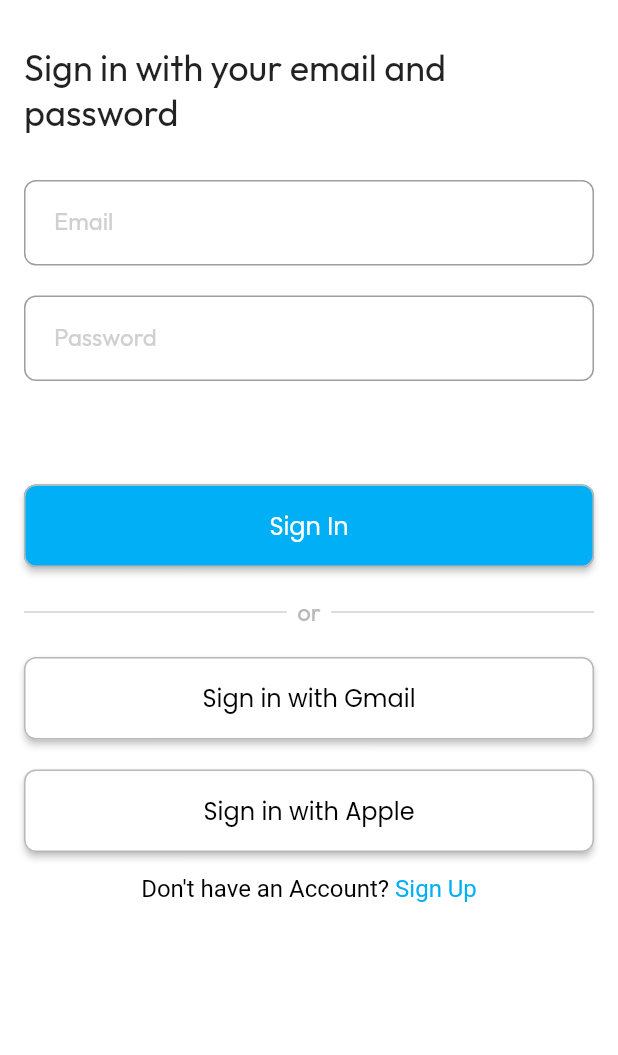
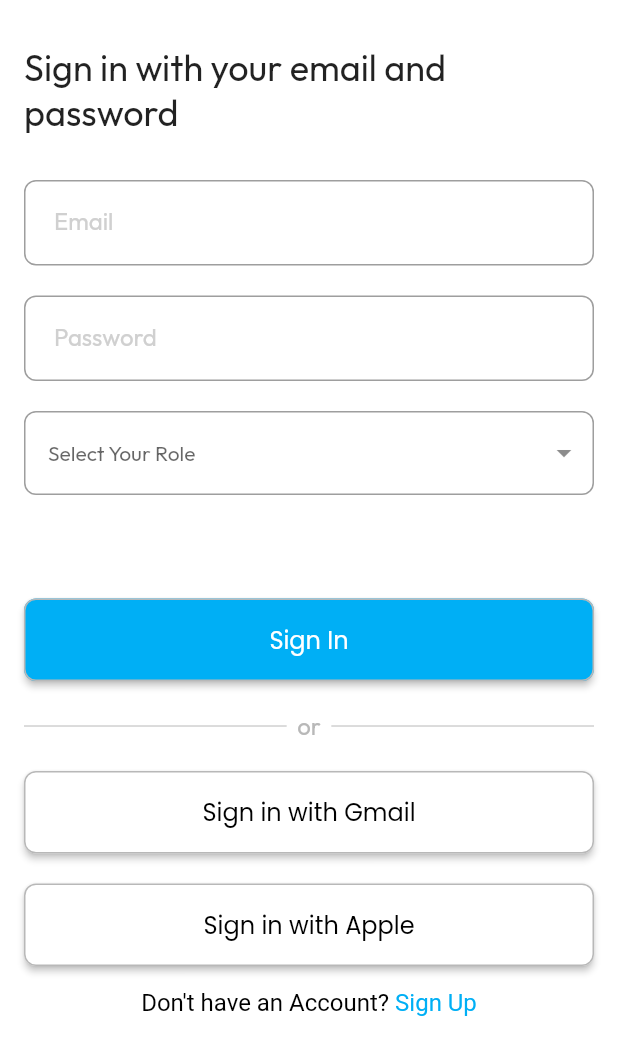
Before and after one commit to ALIRAZA17/EaseTour, a Flutter app: the screen it shows after launch, on a phone screen of 412 x 824 dp. Shown: the top 1055 px of the screen. Run offline on Flutter 3.47's test engine with Material 2 defaults, Android fonts, the phone set to English and light mode, and no system bars; our stand-ins replace cloud_firestore, drop_shadow_image, dropdown_button2, firebase_auth, firebase_core, firebase_database and 9 more; missing offline and left inert: flutter_google_places, flutter_polyline_points, geocoder2, google_api_headers, google_maps_webservice; accounts and stored records are empty.

Commit message:
Added roles function

```diff
--- a/lib/screens/login/ui_login_screen.dart
+++ b/lib/screens/login/ui_login_screen.dart
@@ -1,4 +1,5 @@
 import 'package:cloud_firestore/cloud_firestore.dart';
+import 'package:dropdown_button2/dropdown_button2.dart';
 import 'package:ease_tour/common/resources/constants/styles.dart';
 import 'package:ease_tour/common/widgets/button/app_text_button.dart';
 import 'package:ease_tour/common/widgets/textFields/app_text_field.dart';
@@ -52,7 +53,12 @@ class _LoginScreenState extends ConsumerState<LoginScreen> {
       await FirebaseAuth.instance.signInWithCredential(credential);
 
       if (FirebaseAuth.instance.currentUser != null) {
-        Get.toNamed('/myScreen');
+        final role = ref.read(roleProvider.notifier).state;
+        if (role == "users") {
+          Get.toNamed("/onBoarding/primary");
+        } else {
+          Get.toNamed("/driver_welcome_screen");
+        }
       }
     } catch (e) {
       Get.snackbar("Sign in with Google failed", "Please try again!");
@@ -70,8 +76,6 @@ class _LoginScreenState extends ConsumerState<LoginScreen> {
       });
 
       await _auth.signInWithEmailAndPassword(email: email, password: password);
-
-      // Get.toNamed('/home');
     } catch (e) {
       Get.snackbar("Sign in failed",
           "Your password or email is wrong. Please try again!");
@@ -79,6 +83,13 @@ class _LoginScreenState extends ConsumerState<LoginScreen> {
       setState(() {
         isLoading = false;
       });
+
+      final role = ref.read(roleProvider.notifier).state;
+      if (role == "users") {
+        Get.toNamed("/onBoarding/primary");
+      } else {
+        Get.toNamed("/driver_welcome_screen");
+      }
     }
   }
 
@@ -86,6 +97,13 @@ class _LoginScreenState extends ConsumerState<LoginScreen> {
   Widget build(BuildContext context) {
     final emailController = ref.watch(emailTextControllerProvider);
     final passwordController = ref.watch(passswordTextControllerProvider);
+
+    final List<String> roleItems = [
+      'User',
+      'Driver',
+    ];
+
+    String? selectedValue;
 
     return Scaffold(
       body: SafeArea(
@@ -141,6 +159,68 @@ class _LoginScreenState extends ConsumerState<LoginScreen> {
                         obscureText: true,
                       ),
                       const SizedBox(
+                        height: 20,
+                      ),
+                      DropdownButtonFormField2<String>(
+                        isExpanded: true,
+                        decoration: InputDecoration(
+                          contentPadding:
+                              const EdgeInsets.symmetric(vertical: 16),
+                          border: OutlineInputBorder(
+                            borderRadius: BorderRadius.circular(8),
+                          ),
+                        ),
+                        hint: const Text(
+                          'Select Your Role',
+                          style: TextStyle(fontSize: 14),
+                        ),
+                        items: roleItems
+                            .map((item) => DropdownMenuItem<String>(
+                                  value: item,
+                                  child: Text(
+                                    item,
+                                    style: const TextStyle(
+                                      fontSize: 14,
+                                    ),
+                                  ),
+                                ))
+                            .toList(),
+                        validator: (value) {
+                          if (value == null) {
+                            return 'Please select Role';
+                          }
+                          return null;
+                        },
+                        onChanged: (value) {
+                          if (selectedValue == "User") {
+                            ref.read(roleProvider.notifier).state = "users";
+                          } else {
+                            ref.read(roleProvider.notifier).state = "drivers";
+                          }
+                        },
+                        onSaved: (value) {
+                          selectedValue = value.toString();
+                        },
+                        buttonStyleData: const ButtonStyleData(
+                          padding: EdgeInsets.only(right: 8),
+                        ),
+                        iconStyleData: const IconStyleData(
+                          icon: Icon(
+                            Icons.arrow_drop_down,
+                            color: Colors.black45,
+                          ),
+                          iconSize: 24,
+                        ),
+                        dropdownStyleData: DropdownStyleData(
+                          decoration: BoxDecoration(
+                            borderRadius: BorderRadius.circular(8),
+                          ),
+                        ),
+                        menuItemStyleData: const MenuItemStyleData(
+                          padding: EdgeInsets.symmetric(horizontal: 16),
+                        ),
+                      ),
+                      const SizedBox(
                         height: 69,
                       ),
                       isLoading
@@ -167,11 +247,7 @@ class _LoginScreenState extends ConsumerState<LoginScreen> {
                                       .get();
                                   Map<String, dynamic>? docData = doc.data();
                                   debugPrint('======================>$docData');
-
-                                  // Get.offAllNamed('onBoarding/primary');
-
                                   Get.offAllNamed('driver_welcome_screen');
-                                  // Get.offAllNamed('onBoarding/primary');
                                 }
                               },
                               color: Styles.buttonColorPrimary,
--- a/lib/screens/role/ui_roles_screen.dart
+++ b/lib/screens/role/ui_roles_screen.dart
@@ -57,8 +57,8 @@ class RolesScreen extends ConsumerWidget {
           ),
           Positioned(
             bottom: 0,
-            left: 0, // You can adjust the left position as needed
-            right: 0, // You can adjust the right position as needed
+            left: 0,
+            right: 0,
             child: Center(
               child: AppTextButton(
                 text: "Continue as a Driver",
--- a/lib/screens/user_main/user_main_vm.dart
+++ b/lib/screens/user_main/user_main_vm.dart
@@ -17,7 +17,6 @@ import 'package:get/get.dart';
 import 'package:google_api_headers/google_api_headers.dart';
 import 'package:google_maps_flutter/google_maps_flutter.dart';
 import 'package:google_maps_webservice/places.dart';
-import 'package:provider/provider.dart';
 import 'package:stacked/stacked.dart';
 import 'package:geocoder2/geocoder2.dart';
 
```
